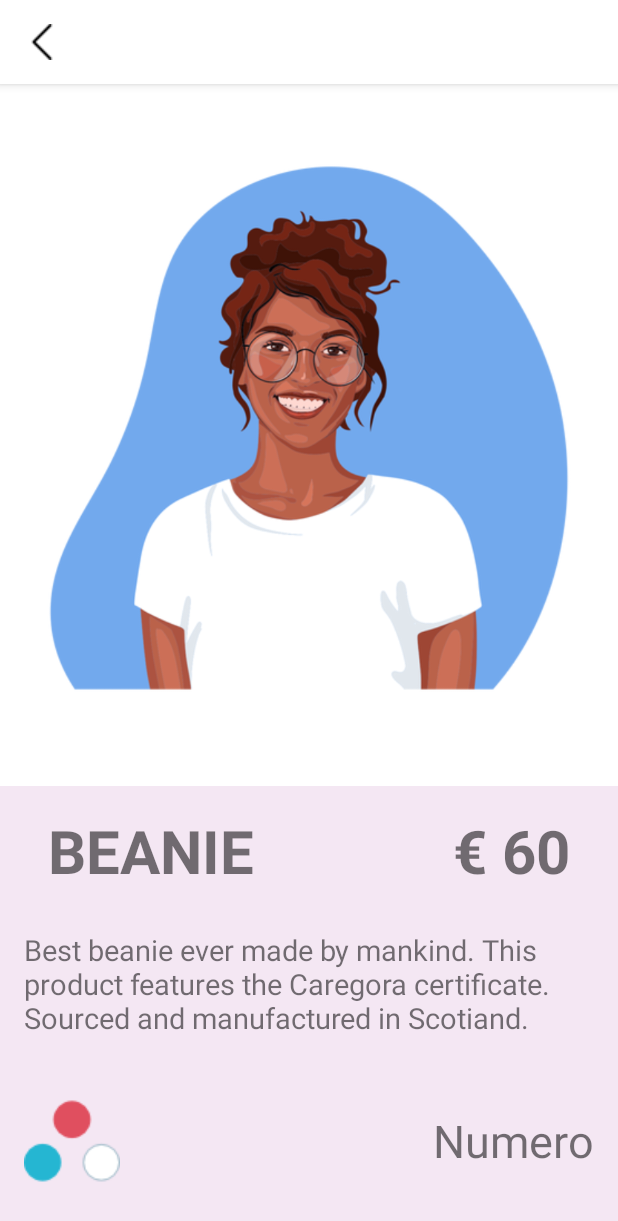
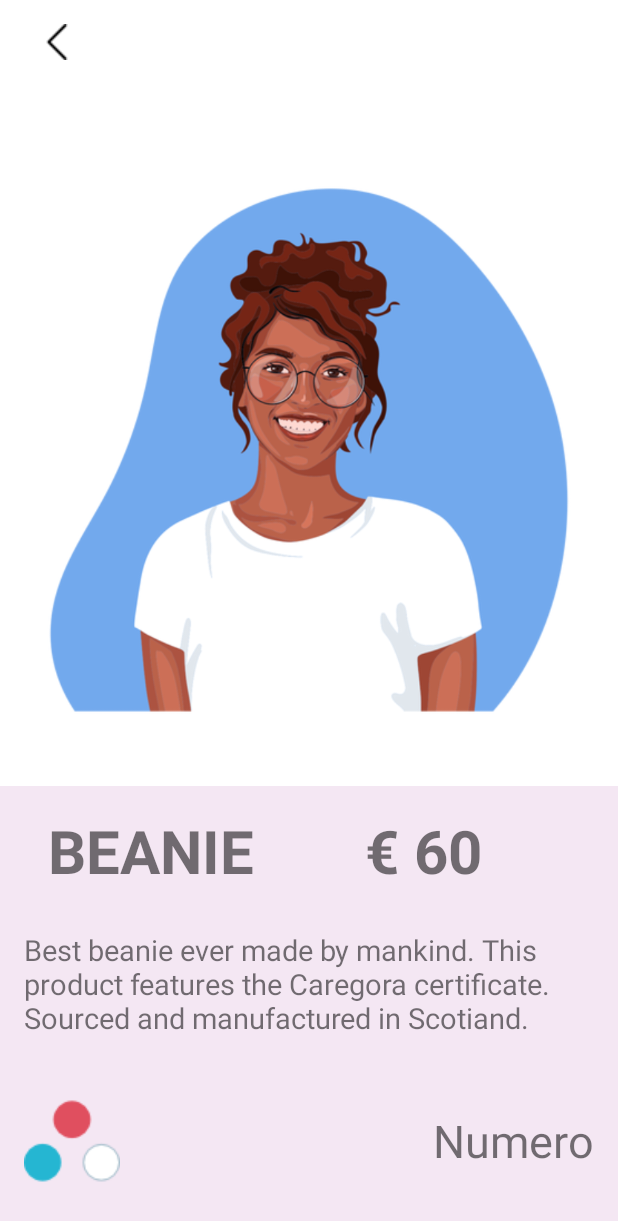
Before and after one commit to briggitte29/Examen2BriggitteMu-oz, an Android app: the layout activity_tercer.xml on its own in the app's theme, with its tools: preview values and no code run, on a phone screen of 412 x 824 dp. Shown: the top 1221 px of the screen. Run offline under Robolectric (Android 15) with nearby library versions, the phone set to English and light mode, and no system bars.

Commit message:
Add Activity

```diff
--- a/app/src/main/res/layout/fragment_tercer_fragmento.xml
+++ b/app/src/main/res/layout/activity_tercer.xml
@@ -9,27 +9,32 @@
     android:backgroundTint="@color/blanco"
     >
 
-    <com.google.android.material.appbar.AppBarLayout
+    <LinearLayout
         android:layout_width="match_parent"
-        android:layout_height="wrap_content">
+        android:layout_height="56dp"
+        android:orientation="horizontal"
+        >
 
-        <androidx.appcompat.widget.Toolbar
-            android:id="@+id/app_bar2"
-            style="@style/Widget.examen.Toolbar"
-            android:layout_width="match_parent"
+        <ImageButton
+            android:id="@+id/btnIma"
+            android:layout_width="wrap_content"
             android:layout_height="56dp"
-            app:navigationIcon="@drawable/left_arrow"
+            android:src="@drawable/left_arrow"
+            android:padding="16dp"
+            android:layout_margin="10dp"
+            android:layout_gravity="center"
+            android:background="@color/blanco"
             />
 
-    </com.google.android.material.appbar.AppBarLayout>
+    </LinearLayout>
 
 
     <ImageView
 
         android:layout_width="match_parent"
-        android:layout_height="500dp"
+        android:layout_height="480dp"
         android:layout_marginHorizontal="16dp"
-        android:layout_marginTop="35dp"
+        android:layout_marginTop="60dp"
         android:src="@drawable/mujerpng" />
 
     <FrameLayout
@@ -41,34 +46,33 @@
         >
 
         <androidx.constraintlayout.widget.ConstraintLayout
-            android:layout_width="match_parent"
-            android:layout_height="wrap_content"
-            >
+            android:layout_width="353dp"
+            android:layout_height="wrap_content">
 
             <TextView
                 android:id="@+id/textView"
                 android:layout_width="wrap_content"
                 android:layout_height="wrap_content"
+                android:layout_marginStart="16dp"
+                android:padding="16dp"
                 android:text="BEANIE"
                 android:textSize="40sp"
                 android:textStyle="bold"
                 app:layout_constraintBottom_toBottomOf="parent"
                 app:layout_constraintStart_toStartOf="parent"
-                app:layout_constraintTop_toTopOf="parent"
-                android:layout_marginStart="16dp"
-                android:padding="16dp"/>
+                app:layout_constraintTop_toTopOf="parent" />
 
             <TextView
                 android:layout_width="wrap_content"
                 android:layout_height="wrap_content"
+                android:layout_marginEnd="16dp"
+                android:padding="16dp"
                 android:text="€ 60"
                 android:textSize="40sp"
                 android:textStyle="bold"
-                android:layout_marginEnd="16dp"
                 app:layout_constraintBottom_toBottomOf="parent"
                 app:layout_constraintEnd_toEndOf="parent"
-                app:layout_constraintTop_toTopOf="parent"
-                android:padding="16dp"/>
+                app:layout_constraintTop_toTopOf="parent" />
 
         </androidx.constraintlayout.widget.ConstraintLayout>
 
--- a/app/src/main/res/layout/primer_fragment_layout.xml
+++ b/app/src/main/res/layout/primer_fragment_layout.xml
@@ -37,7 +37,7 @@
                 android:id="@+id/textoClick"
                 android:layout_width="match_parent"
                 android:layout_height="wrap_content"
-                android:text="What's the right deal for you?(click)"
+                android:text="What's the right deal for you?"
                 android:textStyle="bold"
                 android:textSize="50sp"
                 android:textColor="@color/negro"
@@ -46,7 +46,6 @@
                 android:fontFamily="sans-serif-thin"
                 android:textAlignment="textStart"
                 android:layout_marginBottom="16dp"
-                android:clickable="true"
                 />
 
 
```
Also changed, not shown: app/src/main/AndroidManifest.xml (+6 -3 lines), app/src/main/java/com/example/examen/ProductoCardViewHolder.java (+7 -1 lines), app/src/main/java/com/example/examen/TercerActivity.java (added, +43 -0 lines), app/src/main/java/com/example/examen/primerFragmento.java (+0 -20 lines), app/src/main/java/com/example/examen/tercerFragmento.java (deleted, +0 -65 lines).
